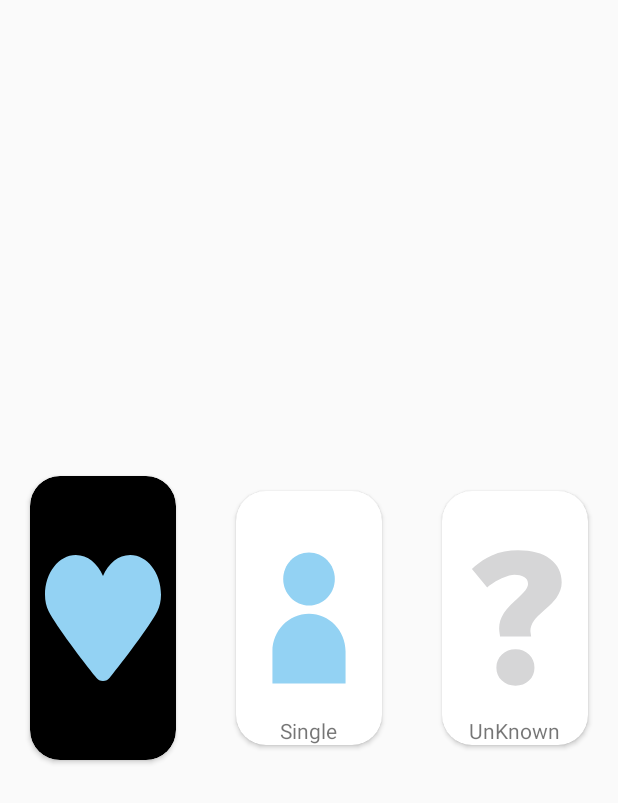
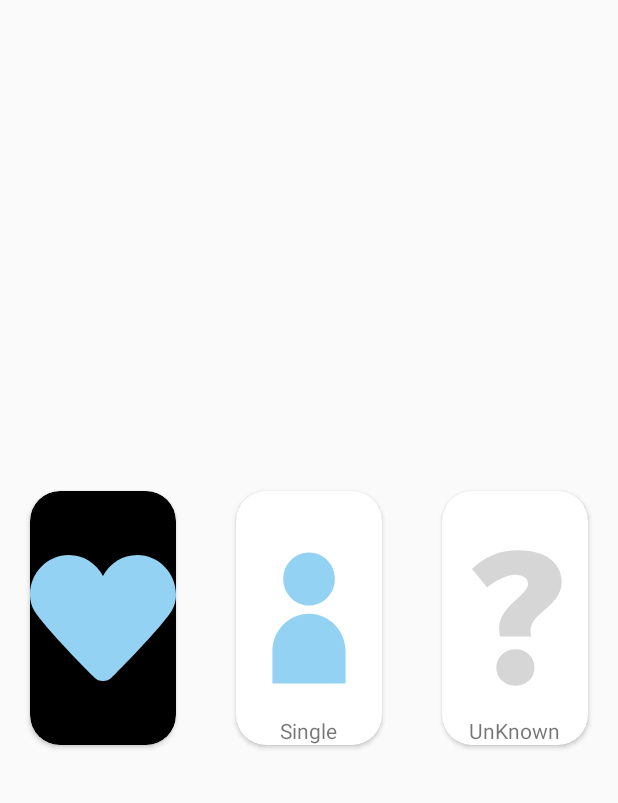
Before and after one commit to sennnna/COMP90018Unibuddy, an Android app: the fragment InfoStatusFragment shown on its own in the app's theme, on a phone screen of 412 x 824 dp. Shown: the top 803 px of the screen. Run offline under Robolectric (Android 15) with nearby library versions, the phone set to English and light mode, and no system bars.

Commit message:
Update fragment_info_status.xml
Adjust Status ui

```diff
--- a/app/src/main/res/layout/fragment_info_status.xml
+++ b/app/src/main/res/layout/fragment_info_status.xml
@@ -19,8 +19,7 @@
 
         <RelativeLayout
             android:layout_width="match_parent"
-            android:layout_height="match_parent"
-            android:padding="10dp">
+            android:layout_height="match_parent">
 
             <ImageView
                 android:id="@+id/dating_image"
```
